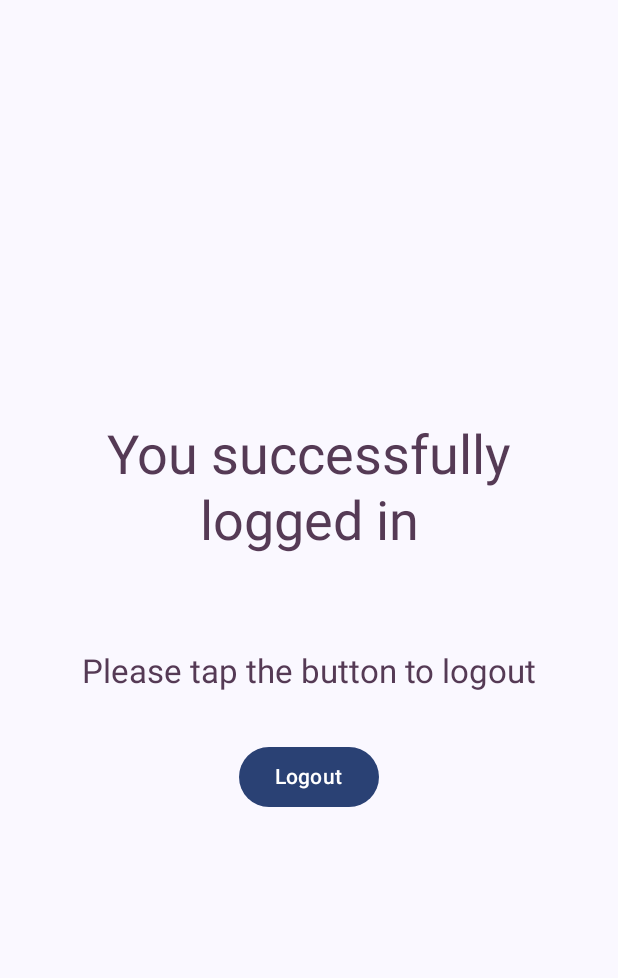
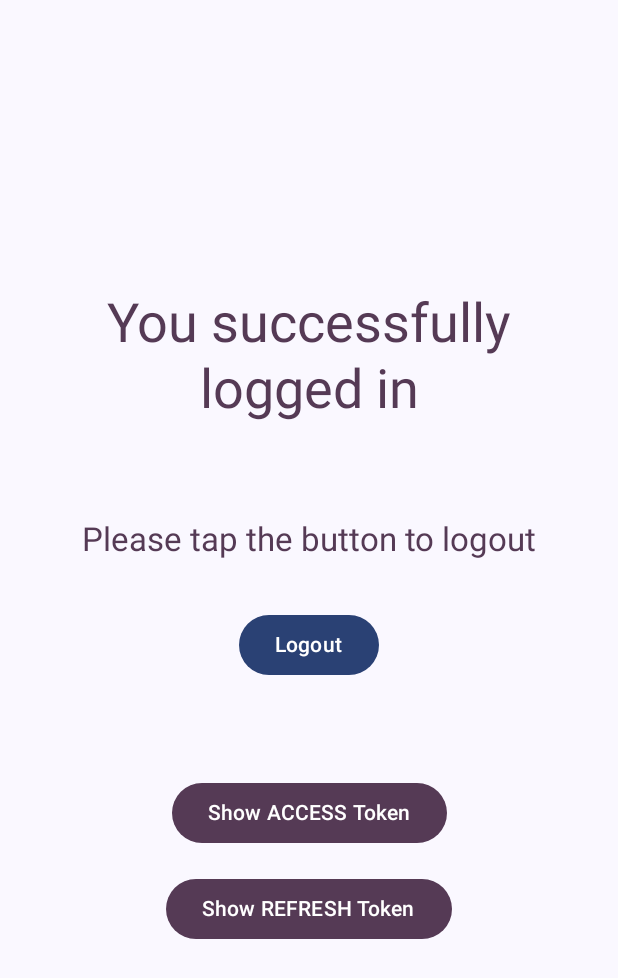
Before and after one commit to cloudapper-ai/CloudApperIDLogin-Android, an Android app built with Jetpack Compose: the HomeActivity screen opened directly, with no data from a screen before it, on a phone screen of 412 x 824 dp. Shown: the top 978 px of the screen. Run offline under Robolectric (Android 15) with nearby library versions, the phone set to English and light mode, and no system bars; libraries missing offline, so code that uses them is left out: net.openid.appauth; 4 statements that could not run were skipped.

Commit message:
Adds buttons to the home screen to display the stored access and refresh tokens.

```diff
--- a/app/src/main/java/com/example/openiddemo/HomeActivity.kt
+++ b/app/src/main/java/com/example/openiddemo/HomeActivity.kt
@@ -13,6 +13,7 @@ import androidx.compose.foundation.layout.fillMaxSize
 import androidx.compose.foundation.layout.padding
 import androidx.compose.foundation.layout.size
 import androidx.compose.material3.Button
+import androidx.compose.material3.ButtonDefaults
 import androidx.compose.material3.CircularProgressIndicator
 import androidx.compose.material3.MaterialTheme
 import androidx.compose.material3.Scaffold
@@ -36,6 +37,8 @@ import net.openid.appauth.EndSessionRequest
 class HomeActivity : AppCompatActivity() {
 
     lateinit var prefs: SharedPreferences
+    private var accessToken = ""
+    private var refreshToken = ""
 
     override fun onCreate(savedInstanceState: Bundle?) {
         super.onCreate(savedInstanceState)
@@ -47,12 +50,23 @@ class HomeActivity : AppCompatActivity() {
             EncryptedSharedPreferences.PrefValueEncryptionScheme.AES256_GCM
         )
 
+        accessToken = prefs.getString("access_token", "") ?: ""
+        refreshToken = prefs.getString("refresh_token", "") ?: ""
+
         enableEdgeToEdge()
         setContent {
             OpenIdDemoTheme {
                 Scaffold(modifier = Modifier.fillMaxSize()) { innerPadding ->
 
                     var isLoading by remember {
+                        mutableStateOf(false)
+                    }
+
+                    var showAccessToken by remember {
+                        mutableStateOf(false)
+                    }
+
+                    var showRefreshToken by remember {
                         mutableStateOf(false)
                     }
 
@@ -90,6 +104,35 @@ class HomeActivity : AppCompatActivity() {
                             } else {
                                 Text(text = "Logout")
                             }
+                        }
+
+                        Button(
+                            colors = ButtonDefaults.buttonColors(containerColor = MaterialTheme.colorScheme.tertiary),
+                            modifier = Modifier.padding(top = 64.dp),
+                            onClick = {
+                                showAccessToken = true
+                            }) {
+                            Text(text = "Show ACCESS Token")
+                        }
+
+                        Button(
+                            colors = ButtonDefaults.buttonColors(containerColor = MaterialTheme.colorScheme.tertiary),
+                            modifier = Modifier.padding(top = 16.dp),
+                            onClick = {
+                                showRefreshToken = true
+                            }) {
+                            Text(text = "Show REFRESH Token")
+                        }
+
+                        if (showAccessToken || showRefreshToken) {
+                            BasicAlertDialog(
+                                title = if (showAccessToken) "Access Token" else "Refresh Token",
+                                message = if (showAccessToken) accessToken else refreshToken,
+                                onDismiss = {
+                                    showAccessToken = false
+                                    showRefreshToken = false
+                                }
+                            )
                         }
                     }
 
```
Also changed, not shown: app/src/main/java/com/example/openiddemo/BasicAlertDialog.kt (added, +45 -0 lines).
